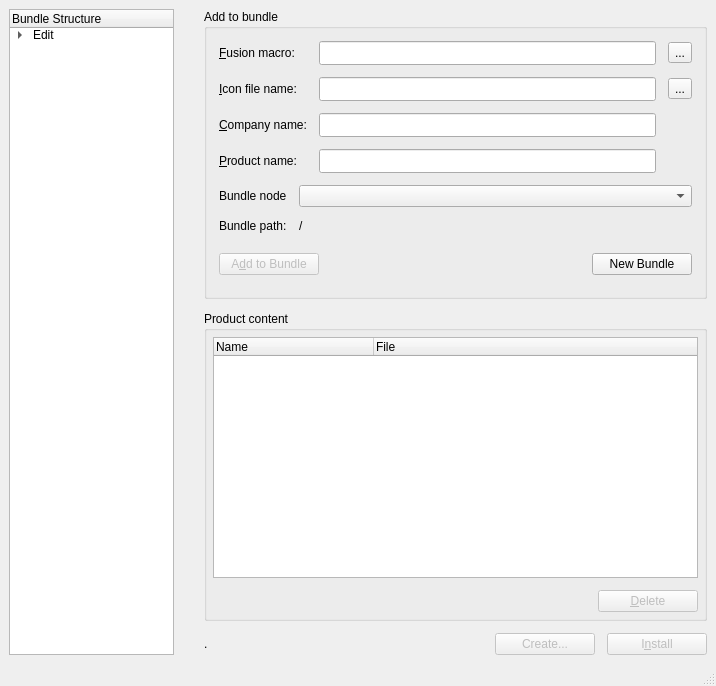
Old version of the form mainwindow.ui in the repository britus/DRFXBuilder.
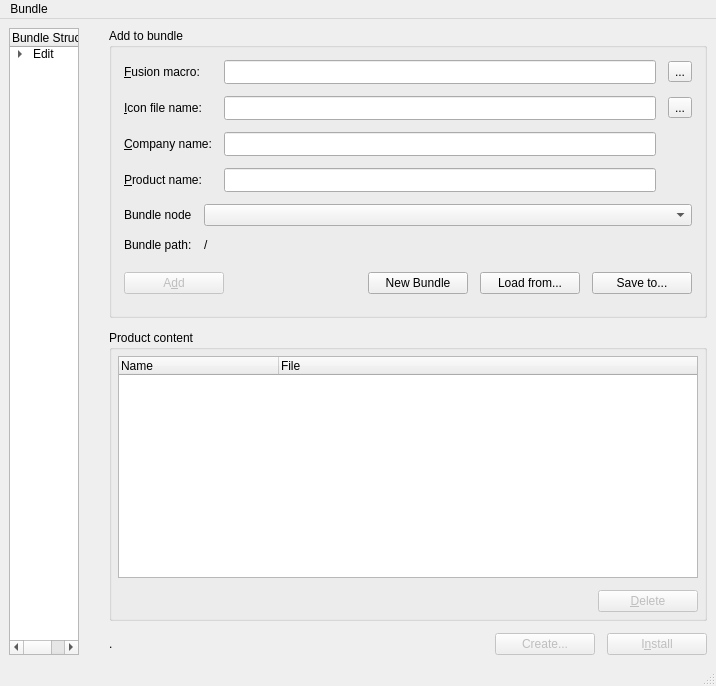
New version of the form. Icons and pictures are not drawn.

Patch:
```diff
--- a/mainwindow.ui
+++ b/mainwindow.ui
@@ -540,7 +540,7 @@
                 <string>Add your Fusion VFX to bundle structure</string>
                </property>
                <property name="text">
-                <string>A&amp;dd to Bundle</string>
+                <string>A&amp;dd</string>
                </property>
                <property name="autoDefault">
                 <bool>true</bool>
@@ -585,6 +585,32 @@
                </property>
               </widget>
              </item>
+             <item>
+              <widget class="QPushButton" name="pbLoadBundle">
+               <property name="minimumSize">
+                <size>
+                 <width>100</width>
+                 <height>0</height>
+                </size>
+               </property>
+               <property name="text">
+                <string>Load from...</string>
+               </property>
+              </widget>
+             </item>
+             <item>
+              <widget class="QPushButton" name="pbSaveBundle">
+               <property name="minimumSize">
+                <size>
+                 <width>100</width>
+                 <height>0</height>
+                </size>
+               </property>
+               <property name="text">
+                <string>Save to...</string>
+               </property>
+              </widget>
+             </item>
             </layout>
            </widget>
           </item>
@@ -880,6 +906,17 @@
      <height>24</height>
     </rect>
    </property>
+   <widget class="QMenu" name="menuBundle">
+    <property name="title">
+     <string>Bundle</string>
+    </property>
+    <addaction name="separator"/>
+    <addaction name="actionNewBundle"/>
+    <addaction name="separator"/>
+    <addaction name="actionLoadBundle"/>
+    <addaction name="actionSaveBundle"/>
+   </widget>
+   <addaction name="menuBundle"/>
   </widget>
   <widget class="QStatusBar" name="statusbar"/>
  </widget>
```
Left out of the diff: 84 changed lines with no effect on the pictures.
